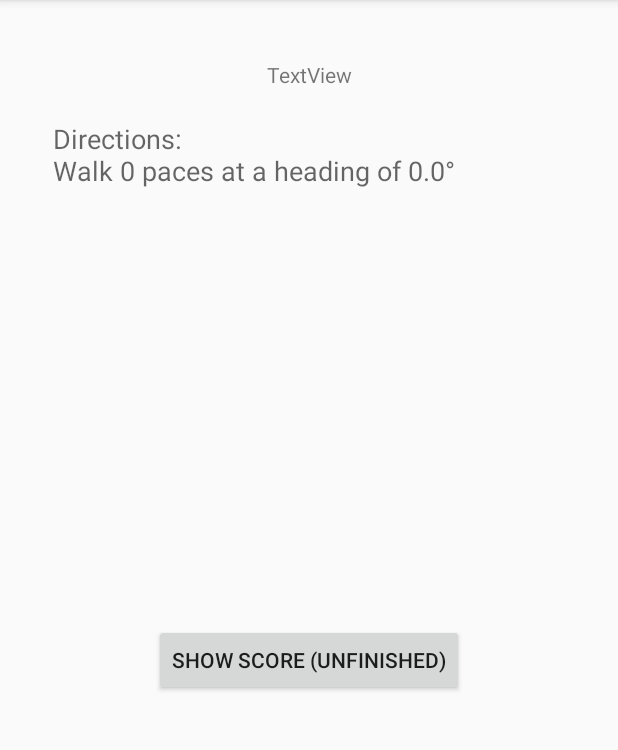
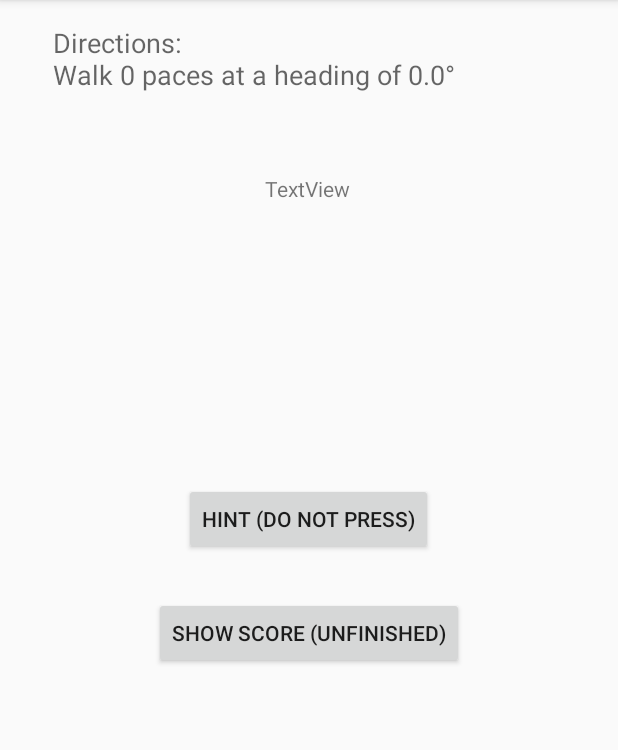
Before and after one commit to blaine141/Treasure-Hunt, an Android app: the DirectionsActivity screen opened directly, with no data from a screen before it, on a phone screen of 412 x 824 dp, the part 84-834 px from its top. Run offline under Robolectric (Android 15) with nearby library versions, the phone set to English and light mode, and no system bars; 2 statements that could not run were skipped.

Commit message:
Reorganized the directions page, added the hint button and added comments for where to add the refresh function. Added the animation code for the compass, but the image still needs to be added. Difficult to make the imported image remain in high res, if someone could take a look I would appreciate it.

```diff
--- a/app/src/main/java/com/example/treasurehunt/ScoreActivity.java
+++ b/app/src/main/java/com/example/treasurehunt/ScoreActivity.java
@@ -17,9 +17,11 @@ public class ScoreActivity extends AppCompatActivity {
         super.onCreate(savedInstanceState);
         setContentView(R.layout.activity_score);
 
-        //Write a method that determines the number of paces off the user is and at what heading
-        float paceScore = 14;
+        //CALL REFRESH FUNCTION TO GET THE DISTANCE AND HEADING AWAY FROM THE CACHE
+
+        float paceScore = 15;
         float headingScore = 15;
+
         String finalScore = Float.toString(paceScore) + " paces at a heading of " + Float.toString(headingScore) + " degrees";
 
         TextView textView = (TextView) findViewById(R.id.textView10);
--- a/app/src/main/res/layout/activity_directions.xml
+++ b/app/src/main/res/layout/activity_directions.xml
@@ -9,8 +9,8 @@
     <TextView
         android:id="@+id/textView7"
         android:layout_width="341dp"
-        android:layout_height="316dp"
-        android:layout_marginTop="80dp"
+        android:layout_height="62dp"
+        android:layout_marginTop="16dp"
         android:text="TextView"
         android:textAppearance="@style/TextAppearance.AppCompat.Medium"
         app:layout_constraintEnd_toEndOf="parent"
@@ -21,7 +21,7 @@
         android:id="@+id/button8"
         android:layout_width="wrap_content"
         android:layout_height="wrap_content"
-        android:layout_marginTop="20dp"
+        android:layout_marginTop="320dp"
         android:onClick="scorePressed"
         android:text="Show Score (Unfinished)"
         app:layout_constraintEnd_toEndOf="parent"
@@ -32,9 +32,23 @@
         android:id="@+id/textView8"
         android:layout_width="wrap_content"
         android:layout_height="wrap_content"
-        android:layout_marginTop="40dp"
+        android:layout_marginTop="116dp"
         android:text="TextView"
         app:layout_constraintEnd_toEndOf="parent"
+        app:layout_constraintHorizontal_bias="0.498"
         app:layout_constraintStart_toStartOf="parent"
         app:layout_constraintTop_toTopOf="parent" />
+
+    <Button
+        android:id="@+id/button5"
+        android:layout_width="wrap_content"
+        android:layout_height="wrap_content"
+        android:layout_marginBottom="28dp"
+        android:onClick="hintPressed"
+        android:text="Hint (DO NOT PRESS)"
+        app:layout_constraintBottom_toTopOf="@+id/button8"
+        app:layout_constraintEnd_toEndOf="parent"
+        app:layout_constraintHorizontal_bias="0.498"
+        app:layout_constraintStart_toStartOf="parent" />
+
 </androidx.constraintlayout.widget.ConstraintLayout>
```
Also changed, not shown: app/src/main/java/com/example/treasurehunt/DirectionsActivity.java (+39 -0 lines).
